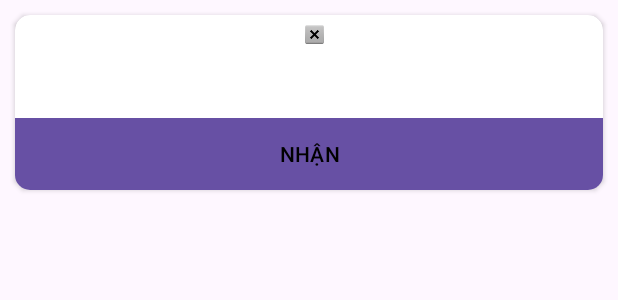
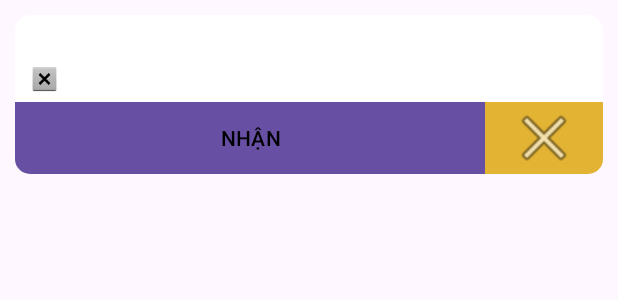
Before and after one commit to JustinBeBoy/zalo_auto, an Android app: the layout floating_item.xml on its own in the app's theme, with its tools: preview values and no code run, on a phone screen of 412 x 824 dp. Shown: the top 300 px of the screen. Run offline under Robolectric (Android 15) with nearby library versions, the phone set to English and light mode, and no system bars.

Commit message:
change popup layout, add vibrate

```diff
--- a/app/src/main/AndroidManifest.xml
+++ b/app/src/main/AndroidManifest.xml
@@ -9,7 +9,7 @@
     <uses-permission android:name="android.permission.SYSTEM_ALERT_WINDOW"/>
     <uses-permission android:name="android.permission.QUERY_ALL_PACKAGES"
         tools:ignore="QueryAllPackagesPermission" />
-
+    <uses-permission android:name="android.permission.VIBRATE" />
     <application
         android:allowBackup="true"
         android:dataExtractionRules="@xml/data_extraction_rules"
--- a/app/src/main/java/com/example/quick_reply/FloatingButtonAdapter.kt
+++ b/app/src/main/java/com/example/quick_reply/FloatingButtonAdapter.kt
@@ -9,6 +9,7 @@ import android.view.LayoutInflater
 import android.view.View
 import android.view.ViewGroup
 import android.widget.Button
+import android.widget.ImageButton
 import android.widget.ImageView
 import android.widget.TextView
 import android.widget.Toast
@@ -62,7 +63,7 @@ class FloatingButtonAdapter(
                         swipeIntent.putExtra("package_name", item.packageName)
                         context.startService(swipeIntent)
                     }
-                }, 3000)
+                }, 1000)
             } else {
                 // Send the reply
                 if (item.replyIntent != null) {
@@ -70,7 +71,10 @@ class FloatingButtonAdapter(
                 }
             }
 
-            onItemClick?.invoke(item.key)
+            onItemClick.invoke(item.key)
+        }
+        holder.clear_btn.setOnClickListener {
+            onItemClick.invoke(item.key)
         }
     }
 
@@ -102,6 +106,7 @@ class FloatingButtonAdapter(
         val text = view.findViewById(R.id.floating_text) as TextView
         val name = view.findViewById(R.id.floating_name) as TextView
         val btn = view.findViewById(R.id.floating_button) as Button
+        val clear_btn = view.findViewById(R.id.clear_btn) as ImageButton
         val appIcon = view.findViewById(R.id.f_app_icon) as ImageView
     }
 }
--- a/app/src/main/java/com/example/quick_reply/FloatingButtonService.kt
+++ b/app/src/main/java/com/example/quick_reply/FloatingButtonService.kt
@@ -7,6 +7,8 @@ import android.content.Intent
 import android.graphics.PixelFormat
 import android.os.Build
 import android.os.IBinder
+import android.os.VibrationEffect
+import android.os.Vibrator
 import android.speech.tts.TextToSpeech
 import android.view.Gravity
 import android.view.LayoutInflater
@@ -42,6 +44,7 @@ class FloatingButtonService : Service(), View.OnTouchListener, View.OnClickListe
     private var moving = false
 
     private var textToSpeech: TextToSpeech? = null
+    var vibrator: Vibrator? = null
 
     override fun onStartCommand(intent: Intent?, flags: Int, startId: Int): Int {
         // Check if the service was started with notification data
@@ -96,6 +99,15 @@ class FloatingButtonService : Service(), View.OnTouchListener, View.OnClickListe
                     textToSpeech?.shutdown();   // Completely shuts down the TTS engine
                 }
                 textToSpeech = TextToSpeech(this, this)
+            }
+
+            if (Build.VERSION.SDK_INT >= Build.VERSION_CODES.O) {
+                // this effect creates the vibration of default amplitude for 1000ms(1 sec)
+                val vibrationEffect1 = VibrationEffect.createOneShot(1000, VibrationEffect.DEFAULT_AMPLITUDE);
+                // it is safe to cancel other vibrations currently taking place
+                vibrator = applicationContext.getSystemService(VIBRATOR_SERVICE) as Vibrator
+                vibrator?.cancel();
+                vibrator?.vibrate(vibrationEffect1);
             }
         }
         return START_STICKY
--- a/app/src/main/res/layout/floating_item.xml
+++ b/app/src/main/res/layout/floating_item.xml
@@ -10,61 +10,77 @@
         android:layout_width="match_parent"
         android:layout_height="wrap_content"
         android:orientation="vertical">
+        <TextView
+            android:id="@+id/floating_text"
+            android:layout_width="match_parent"
+            android:layout_height="wrap_content"
+            android:layout_marginLeft="5dp"
+            android:layout_marginRight="5dp"
+            android:textColor="@color/black"
+            android:textStyle="bold"
+            android:textAlignment="center"
+            android:maxLines="3"
+            android:textSize="20dp"/>
         <LinearLayout
             android:layout_gravity="center"
             android:layout_margin="5dp"
-            android:layout_width="wrap_content"
+            android:layout_width="match_parent"
             android:layout_height="wrap_content"
-            android:layout_marginLeft="5dp"
-            android:layout_marginRight="5dp"
-            android:orientation="vertical">
-            <LinearLayout
-                android:layout_width="wrap_content"
-                android:layout_height="wrap_content"
-                android:layout_marginLeft="5dp"
-                android:layout_marginRight="5dp"
             android:orientation="horizontal">
+            <ImageView
+                android:id="@+id/f_app_icon"
+                android:layout_width="0dp"
+                android:layout_weight="1"
+                android:layout_height="20dp"
+                android:background="@android:color/transparent"
+                android:src="@android:drawable/btn_dialog"
+                android:layout_toEndOf="@id/linear"/>
 
             <TextView
                 android:id="@+id/floating_title"
-                    android:layout_width="match_parent"
+                android:layout_weight="8"
+                android:layout_width="0dp"
                 android:layout_height="wrap_content"
+                android:maxWidth="200dp"
+                android:maxLines="1"
                 android:textColor="@color/black"
                 android:textAlignment="textEnd"
                 android:layout_marginEnd="8dp"
                 android:textSize="12dp" />
-                <ImageView
-                    android:id="@+id/f_app_icon"
-                    android:layout_width="15dp"
-                    android:layout_height="15dp"
-                    android:background="@android:color/transparent"
-                    android:src="@android:drawable/btn_dialog"
-                    android:layout_toEndOf="@id/linear"/>
-            </LinearLayout>
-            <TextView
-                android:id="@+id/floating_text"
-                android:layout_width="match_parent"
-                android:layout_height="wrap_content"
-                android:textColor="@color/black"
-                android:textAlignment="center"
-                android:textSize="20dp"/>
+
             <TextView
                 android:id="@+id/floating_name"
-                android:layout_width="match_parent"
+                android:layout_weight="4"
+                android:layout_width="0dp"
                 android:layout_height="wrap_content"
                 android:textColor="@color/black"
                 android:textAlignment="textEnd"
-                android:textSize="10dp" />
+                android:maxLines="1"
+                android:textSize="12dp" />
 
         </LinearLayout>
+        <LinearLayout
+            android:layout_width="match_parent"
+            android:layout_height="wrap_content"
+            android:orientation="horizontal">
             <Button
                 android:id="@+id/floating_button"
-            android:layout_width="match_parent"
-            android:layout_height="wrap_content"
+                android:layout_width="0dp"
+                android:layout_weight="4"
+                android:layout_height="match_parent"
                 android:scaleType="fitXY"
                 android:textColor="@color/black"
                 android:text="NHẬN"
                 android:background="@color/yellow"/>
-
+            <ImageButton
+                android:id="@+id/clear_btn"
+                android:layout_width="0dp"
+                android:layout_weight="1"
+                android:layout_height="match_parent"
+                android:scaleType="fitCenter"
+                android:src="@android:drawable/ic_menu_close_clear_cancel"
+                android:textColor="@color/black"
+                android:background="@color/yellow"/>
+        </LinearLayout>
     </LinearLayout>
 </androidx.cardview.widget.CardView>
```
Also changed, not shown: 1 other file. Lines whose indentation alone changed are shown as unchanged.
